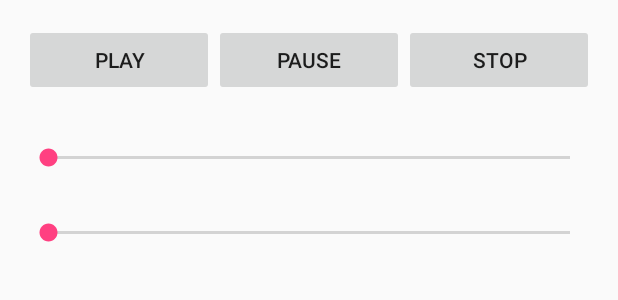
After one commit to Gus7/Platformer, an Android app: the layout activity_settins.xml on its own in the app's theme, with its tools: preview values and no code run, on a phone screen of 412 x 824 dp. The commit adds this screen. Shown: the top 300 px of the screen. Run offline under Robolectric (Android 15) with nearby library versions, the phone set to English and light mode, and no system bars.

```diff
--- a/app/src/main/java/samsung/itschool/nick/platformer/MusicService.java
+++ b/app/src/main/java/samsung/itschool/nick/platformer/MusicService.java
@@ -37,4 +37,5 @@ public class MusicService extends Service {
         Toast.makeText(this, "My Service Started", Toast.LENGTH_LONG).show();
         player.start();
     }
+
 }
--- /dev/null
+++ b/app/src/main/res/layout/activity_settins.xml
@@ -0,0 +1,42 @@
+<?xml version="1.0" encoding="utf-8"?>
+<LinearLayout xmlns:android="http://schemas.android.com/apk/res/android"
+    android:layout_width="match_parent"
+    android:layout_height="match_parent"
+    android:orientation="vertical"
+    android:padding="16dp">
+    <LinearLayout
+        android:layout_width="match_parent"
+        android:layout_height="wrap_content">
+        <Button
+            android:id="@+id/start"
+            android:layout_width="0dp"
+            android:layout_height="wrap_content"
+            android:layout_weight="1"
+            android:text="Play"
+            android:onClick="play"/>
+        <Button
+            android:id="@+id/pause"
+            android:layout_width="0dp"
+            android:layout_height="wrap_content"
+            android:layout_weight="1"
+            android:text="Pause"
+            android:onClick="pause"/>
+        <Button
+            android:id="@+id/stop"
+            android:layout_width="0dp"
+            android:layout_height="wrap_content"
+            android:layout_weight="1"
+            android:text="Stop"
+            android:onClick="stop"/>
+    </LinearLayout>
+    <SeekBar
+        android:id="@+id/volumeControl"
+        android:layout_width="match_parent"
+        android:layout_height="wrap_content"
+        android:layout_marginTop="32dp"/>
+    <SeekBar
+        android:id="@+id/progressControl"
+        android:layout_width="match_parent"
+        android:layout_height="wrap_content"
+        android:layout_marginTop="32dp"/>
+</LinearLayout>
```
Also changed, not shown: app/src/main/AndroidManifest.xml (+9 -4 lines), app/src/main/assets/a.txt (+5 -5 lines), app/src/main/java/samsung/itschool/nick/platformer/FirstSplash.java (+14 -6 lines), app/src/main/java/samsung/itschool/nick/platformer/MainActivity.java (+12 -4 lines), app/src/main/java/samsung/itschool/nick/platformer/MyDraw.java (+57 -15 lines), app/src/main/java/samsung/itschool/nick/platformer/SettinsActivity.java (added, +99 -0 lines), app/src/main/res/layout/first_splash.xml (+9 -0 lines), app/src/main/res/drawable/door.jpg (added), app/src/main/res/drawable/hero.png, app/src/main/res/drawable/herol.png, app/src/main/res/drawable/herost.png (added), app/src/main/res/drawable/ladder.png, app/src/main/res/drawable/mob.png (added), app/src/main/res/drawable/thrower.png (added), 1 more files.
